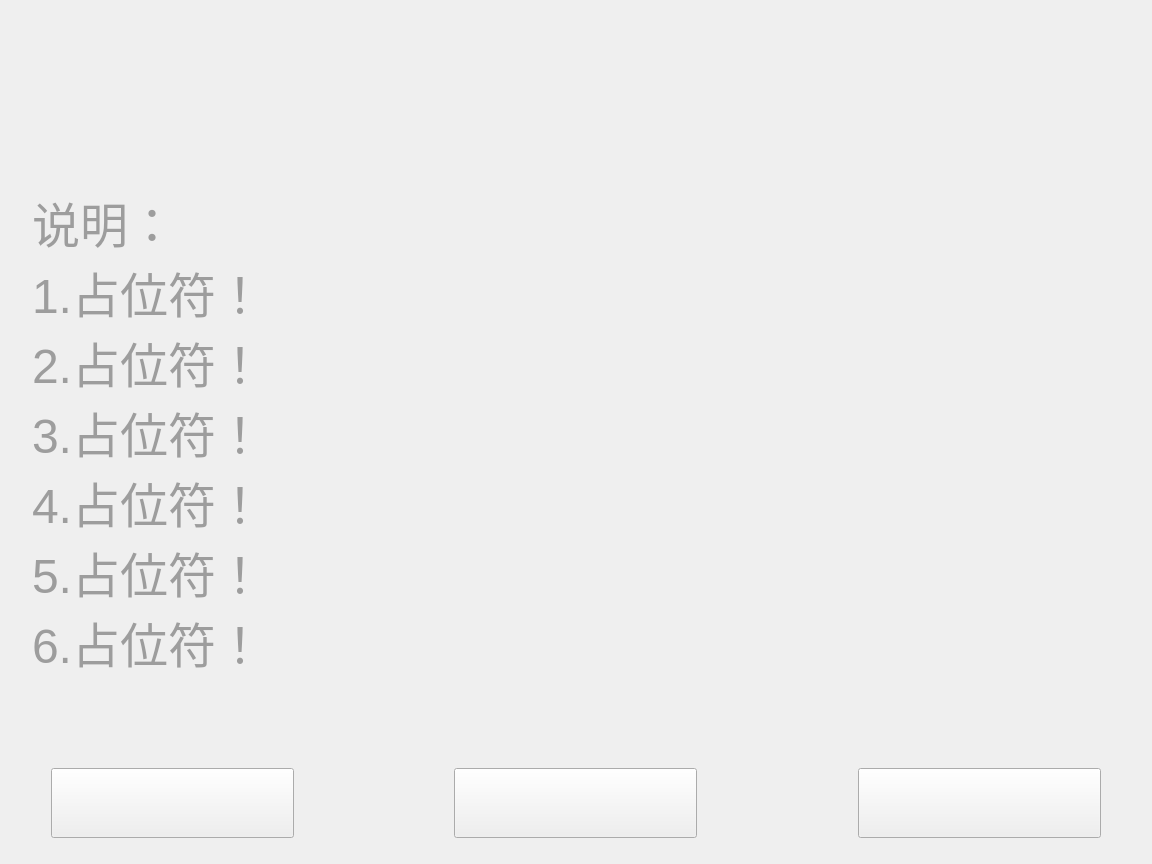
First picture: the form in Main.ui, repository AbracaSora/Voice2Draw, before the edit.
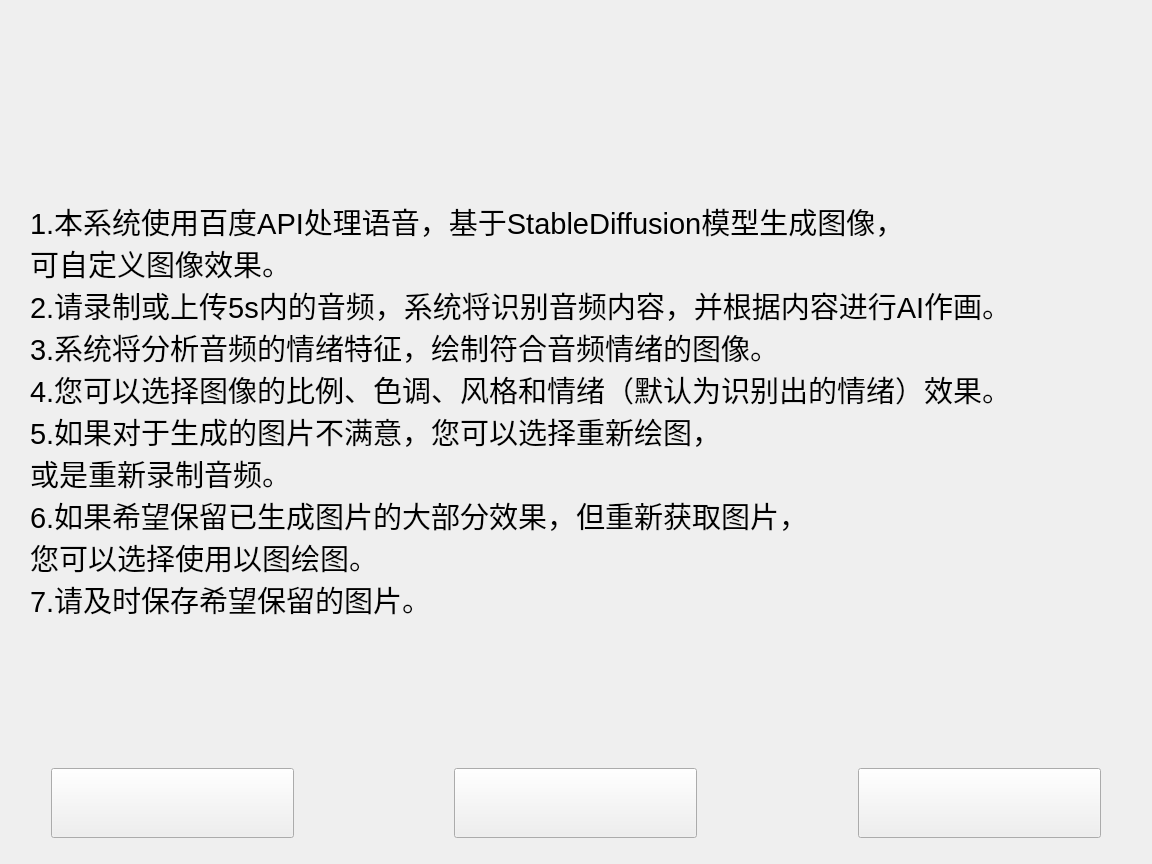
Second picture: the form after the edit. Icons and pictures are not drawn.

```diff
--- a/Main.ui
+++ b/Main.ui
@@ -107,31 +107,54 @@
   <widget class="QLabel" name="explainlabel">
    <property name="geometry">
     <rect>
-     <x>32</x>
-     <y>121</y>
-     <width>1088</width>
-     <height>621</height>
+     <x>30</x>
+     <y>130</y>
+     <width>1081</width>
+     <height>561</height>
     </rect>
    </property>
    <property name="font">
     <font>
      <family>Arial</family>
-     <pointsize>36</pointsize>
+     <pointsize>22</pointsize>
     </font>
    </property>
    <property name="styleSheet">
-    <string notr="true">border-image: url(:/background/UIpictures/_________50x190y1700w970h.png);</string>
+    <string notr="true">
+border: 20px
+</string>
    </property>
    <property name="text">
-    <string>说明：
-1.占位符！
-2.占位符！
-3.占位符！
-4.占位符！
-5.占位符！
-6.占位符！</string>
+    <string>1.本系统使用百度API处理语音，基于StableDiffusion模型生成图像，
+可自定义图像效果。
+2.请录制或上传5s内的音频，系统将识别音频内容，并根据内容进行AI作画。
+3.系统将分析音频的情绪特征，绘制符合音频情绪的图像。
+4.您可以选择图像的比例、色调、风格和情绪（默认为识别出的情绪）效果。
+5.如果对于生成的图片不满意，您可以选择重新绘图，
+或是重新录制音频。
+6.如果希望保留已生成图片的大部分效果，但重新获取图片，
+您可以选择使用以图绘图。
+7.请及时保存希望保留的图片。</string>
    </property>
   </widget>
+  <widget class="QWidget" name="widget" native="true">
+   <property name="geometry">
+    <rect>
+     <x>0</x>
+     <y>0</y>
+     <width>1152</width>
+     <height>864</height>
+    </rect>
+   </property>
+   <property name="styleSheet">
+    <string notr="true">border-image: url(:/background_1/pictures_1/______0x0y1800w1350y.png);</string>
+   </property>
+  </widget>
+  <zorder>widget</zorder>
+  <zorder>recordButton</zorder>
+  <zorder>fileButton</zorder>
+  <zorder>exitButton</zorder>
+  <zorder>explainlabel</zorder>
  </widget>
  <resources>
   <include location="pictures.qrc"/>
```
Left out of the diff: 8 changed lines with no effect on the pictures.
